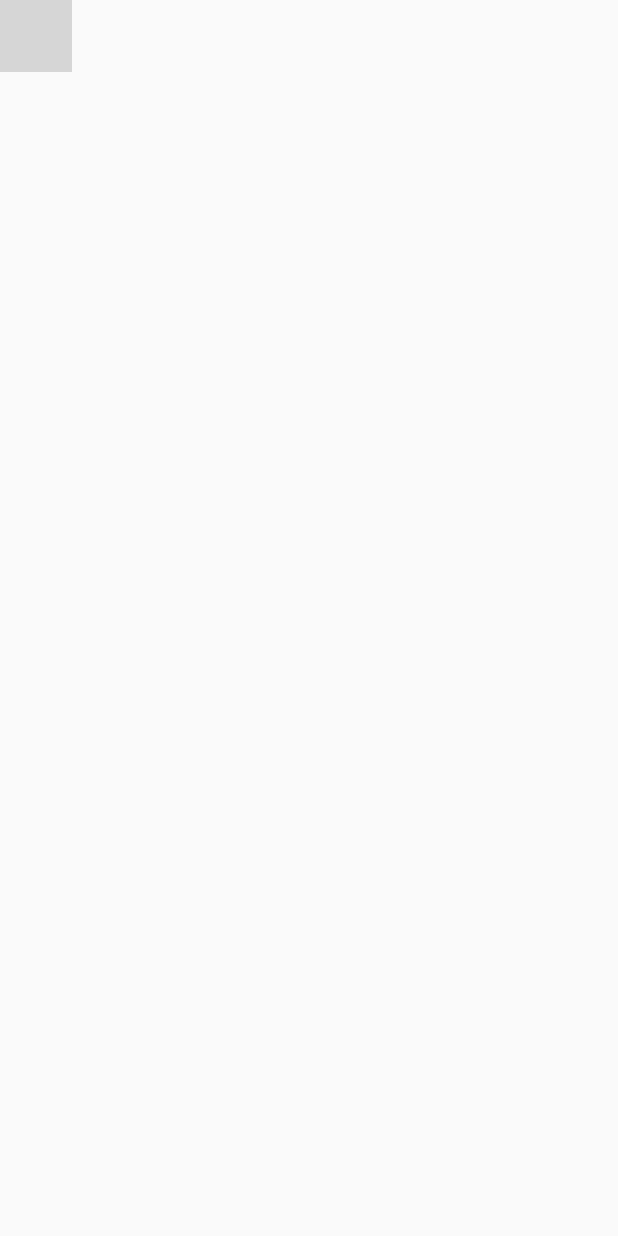
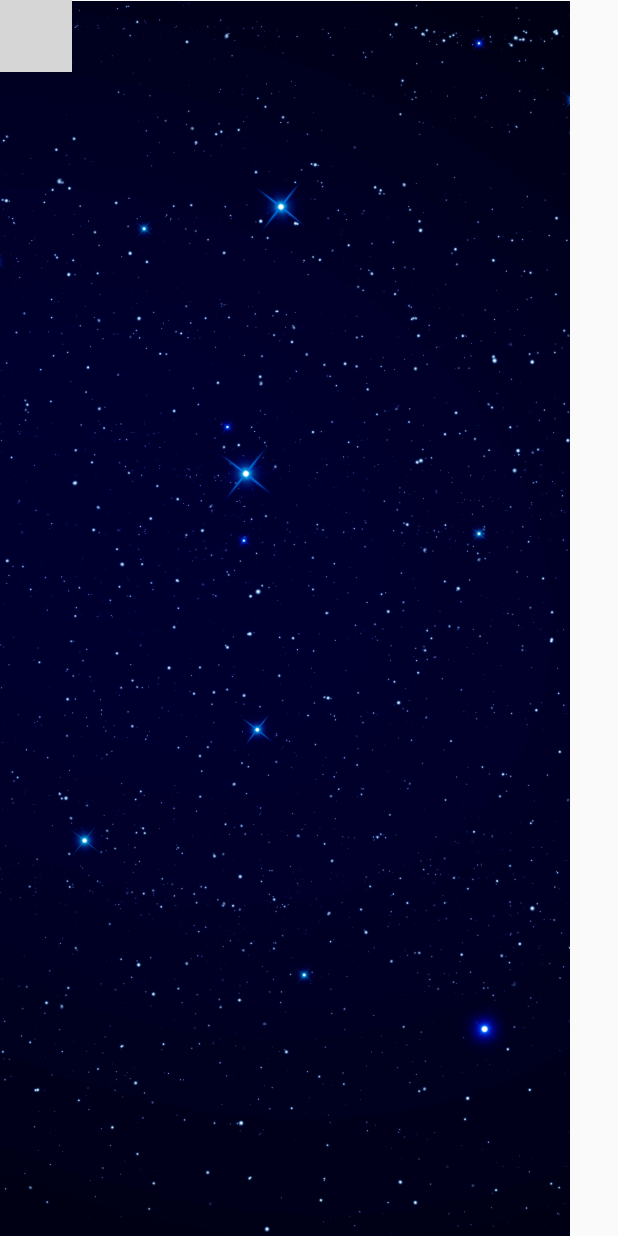
Before and after one commit to jarg-147/HoroscopumCompose, an Android app built with Jetpack Compose: the screen it shows after launch (MainActivity), after a tap on "READ MY HOROSCOPE", on a phone screen of 412 x 824 dp. Run offline under Robolectric (Android 15) with nearby library versions, the phone set to English and light mode, and no system bars; our stand-ins replace Dagger/Hilt's generated code, accompanist; 1 statement that could not run was skipped; grey boxes are pictures that could not be loaded.

Commit message:
[App] - Added background image

```diff
--- a/app/src/main/java/com/bitbiird/horoscopumcompose/MainActivity.kt
+++ b/app/src/main/java/com/bitbiird/horoscopumcompose/MainActivity.kt
@@ -3,8 +3,13 @@ package com.bitbiird.horoscopumcompose
 import android.os.Bundle
 import androidx.activity.ComponentActivity
 import androidx.activity.compose.setContent
+import androidx.compose.foundation.Image
+import androidx.compose.foundation.layout.Box
+import androidx.compose.foundation.layout.fillMaxSize
 import androidx.compose.runtime.Composable
+import androidx.compose.ui.Modifier
 import androidx.compose.ui.graphics.Color
+import androidx.compose.ui.res.painterResource
 import androidx.core.view.WindowCompat
 import androidx.navigation.NavHostController
 import androidx.navigation.compose.rememberNavController
@@ -23,9 +28,14 @@ class MainActivity : ComponentActivity() {
         setContent {
             WindowCompat.setDecorFitsSystemWindows(window, false)
             HoroscopumComposeTheme {
-                navController = rememberNavController()
-                SetUpNavigation(navController)
-                SetUpStatusBar()
+                Box(
+                    Modifier.fillMaxSize()
+                ) {
+                    Image(painter = painterResource(id = R.drawable.stars_background), contentDescription = "background")
+                    navController = rememberNavController()
+                    SetUpNavigation(navController)
+                    SetUpStatusBar()
+                }
             }
         }
     }
```
